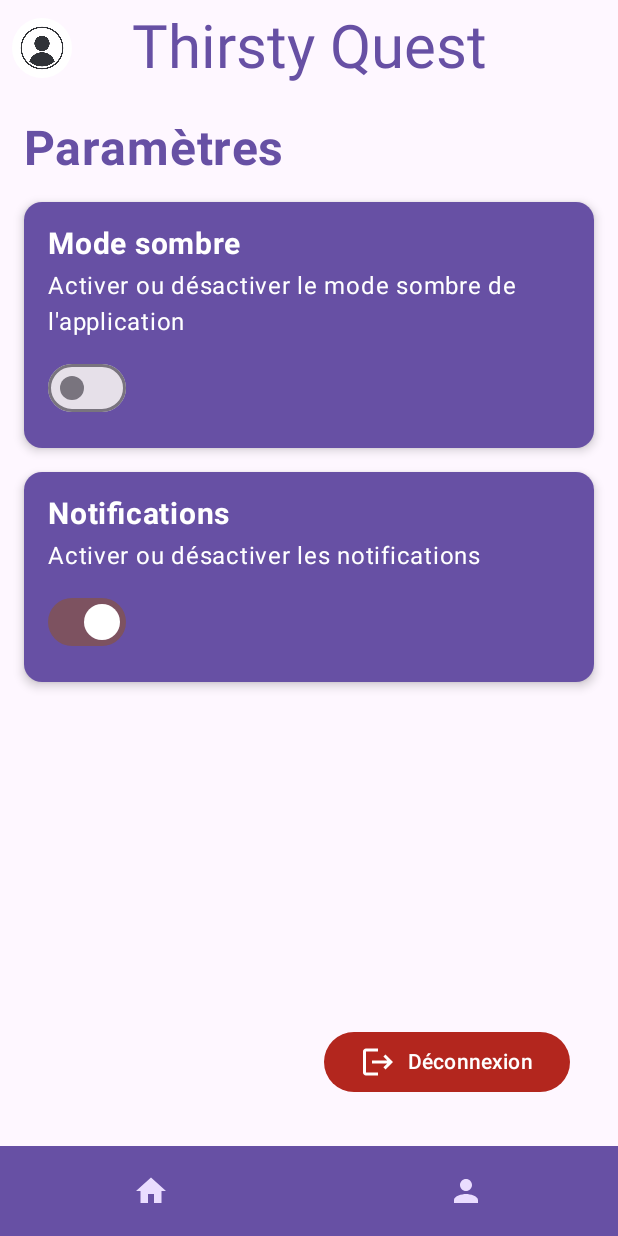
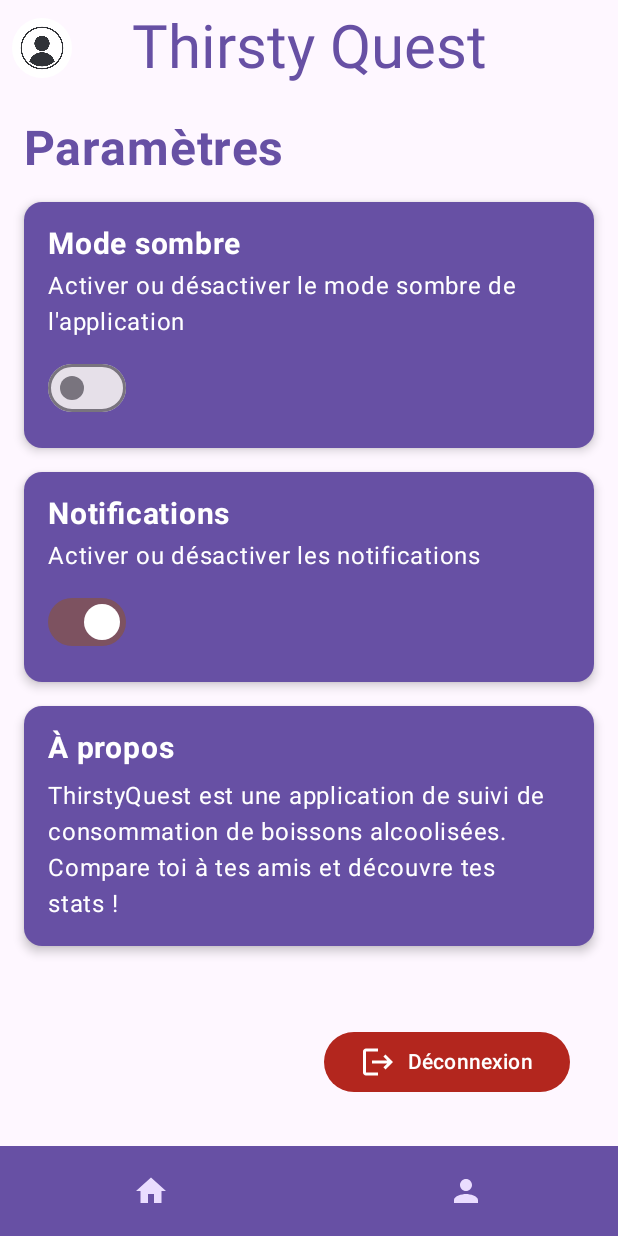
Before and after one commit to mpaitier/ThristyQuest, an Android app built with Jetpack Compose: the SettingsScreen screen opened through its navigation route, on a phone screen of 412 x 824 dp. Run offline under Robolectric (Android 15) with nearby library versions, the phone set to English and light mode, and no system bars.

Commit message:
paramètres

```diff
--- a/app/src/main/java/com/example/thirstyquest/ui/screens/SettingsScreen.kt
+++ b/app/src/main/java/com/example/thirstyquest/ui/screens/SettingsScreen.kt
@@ -55,6 +55,8 @@ fun SettingsScreen(navController: NavController) {
             onCheckedChange = { areNotificationsEnabled = it }
         )
         Spacer(modifier = Modifier.height(16.dp))
+        AboutSection()
+        Spacer(modifier = Modifier.height(16.dp))
 
         Box(
             modifier = Modifier.fillMaxSize(),
@@ -109,9 +111,24 @@ fun SettingsSwitchOption(
                 checked = isChecked,
                 onCheckedChange = onCheckedChange,
                 colors = SwitchDefaults.colors(
-                    checkedTrackColor = MaterialTheme.colorScheme.tertiary  // Couleur de la piste en mode désactivé
+                    checkedTrackColor = MaterialTheme.colorScheme.tertiary
                 )
             )
         }
     }
 }
+
+@Composable
+fun AboutSection() {
+    Card(
+        modifier = Modifier.fillMaxWidth(),
+        elevation = CardDefaults.cardElevation(4.dp),
+        colors = CardDefaults.cardColors(containerColor = MaterialTheme.colorScheme.primary)
+    ) {
+        Column(modifier = Modifier.padding(16.dp)) {
+            Text(text = "À propos", fontSize = 20.sp, fontWeight = FontWeight.Bold)
+            Spacer(modifier = Modifier.height(8.dp))
+            Text(text = "ThirstyQuest est une application de suivi de consommation de boissons alcoolisées. Compare toi à tes amis et découvre tes stats !")
+        }
+    }
+}
```
